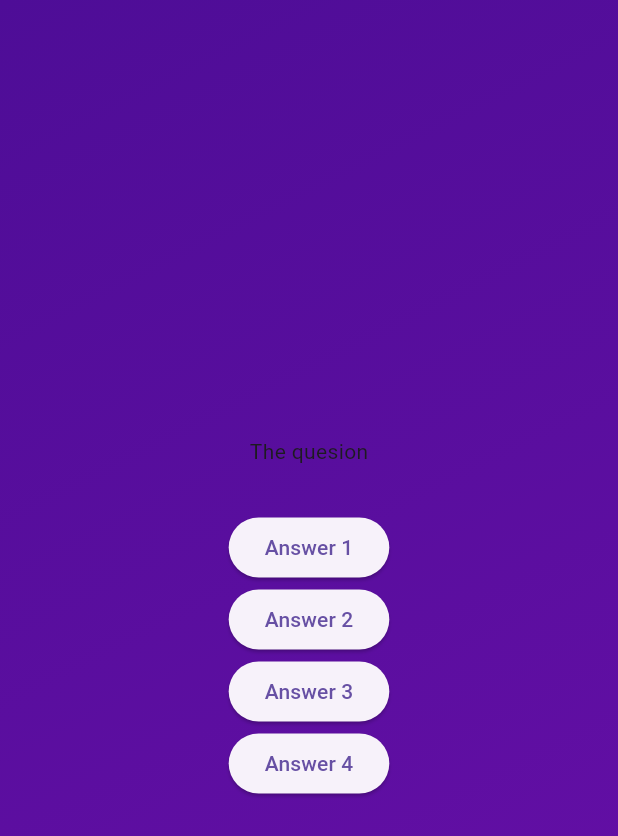
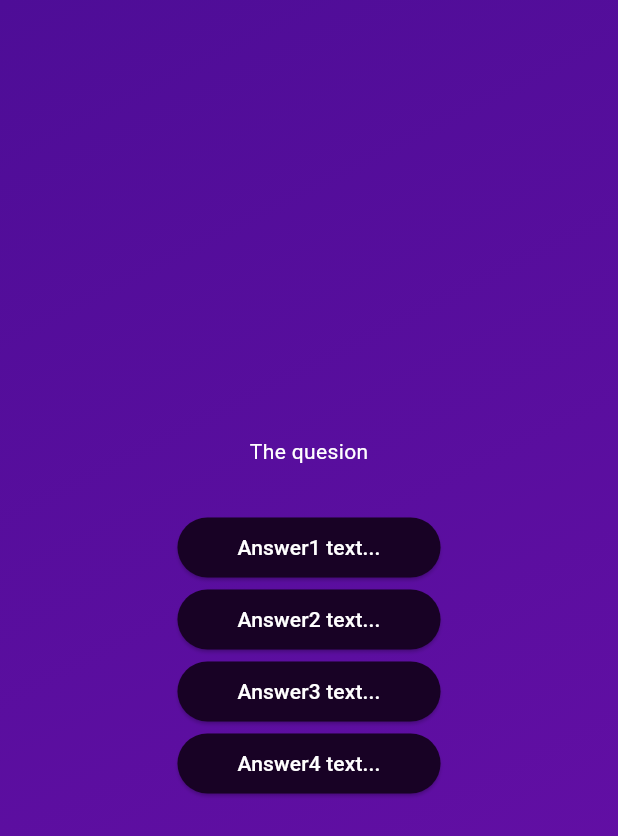
Before and after one commit to hyak4j/QuizApp, a Flutter app: the screen it shows after launch, after a tap on "Start Quiz", on a phone screen of 412 x 824 dp. Shown: the top 836 px of the screen. Run offline on Flutter 3.47's test engine with Material 3 defaults, Android fonts, the phone set to English and light mode, and no system bars.

Commit message:
feat: 客製作答按鈕  (統一維護)

```diff
--- /dev/null
+++ b/lib/answer_button.dart
@@ -0,0 +1,31 @@
+import 'package:flutter/material.dart';
+
+class AnswerButton extends StatelessWidget {
+  // 作答按鈕
+  const AnswerButton({
+    super.key,
+    required this.answerText,
+    required this.onTap,
+  });
+
+  final String answerText;
+  final void Function() onTap;
+
+  @override
+  Widget build(BuildContext context) {
+    return ElevatedButton(
+            onPressed: onTap,
+            style: ElevatedButton.styleFrom(
+              padding: EdgeInsets.symmetric(
+                vertical: 10,
+                horizontal: 40),
+              backgroundColor: Color.fromARGB(255, 24, 2, 37),
+              foregroundColor: Colors.white,
+              shape: RoundedRectangleBorder(
+                borderRadius: BorderRadius.circular(40),
+              ),
+            ),
+            child: Text(answerText),
+          );
+  }
+}
--- a/lib/questions_screen.dart
+++ b/lib/questions_screen.dart
@@ -1,4 +1,5 @@
 import 'package:flutter/material.dart';
+import 'package:quiz/answer_button.dart';
 
 class QuestionsScreen extends StatefulWidget {
   const QuestionsScreen({super.key});
@@ -16,24 +17,16 @@ class _QuizState extends State<QuestionsScreen> {
       child: Column(
         mainAxisAlignment: MainAxisAlignment.center,
         children: [
-          Text('The quesion'),
-          SizedBox(height: 30),
-          ElevatedButton(
-            onPressed: () {},
-            child: const Text('Answer 1'),
-          ),
-          ElevatedButton(
-            onPressed: () {},
-            child: const Text('Answer 2'),
-          ),
-          ElevatedButton(
-            onPressed: () {},
-            child: const Text('Answer 3'),
-          ),
-          ElevatedButton(
-            onPressed: () {},
-            child: const Text('Answer 4'),
-          ),
+          const Text(
+            'The quesion',
+            style: TextStyle(
+              color: Colors.white
+            ),),
+          const SizedBox(height: 30),
+          AnswerButton(answerText: 'Answer1 text...', onTap: (){}),
+          AnswerButton(answerText: 'Answer2 text...', onTap: (){}),
+          AnswerButton(answerText: 'Answer3 text...', onTap: (){}),
+          AnswerButton(answerText: 'Answer4 text...', onTap: (){}),
         ],
       ),
     );
```
